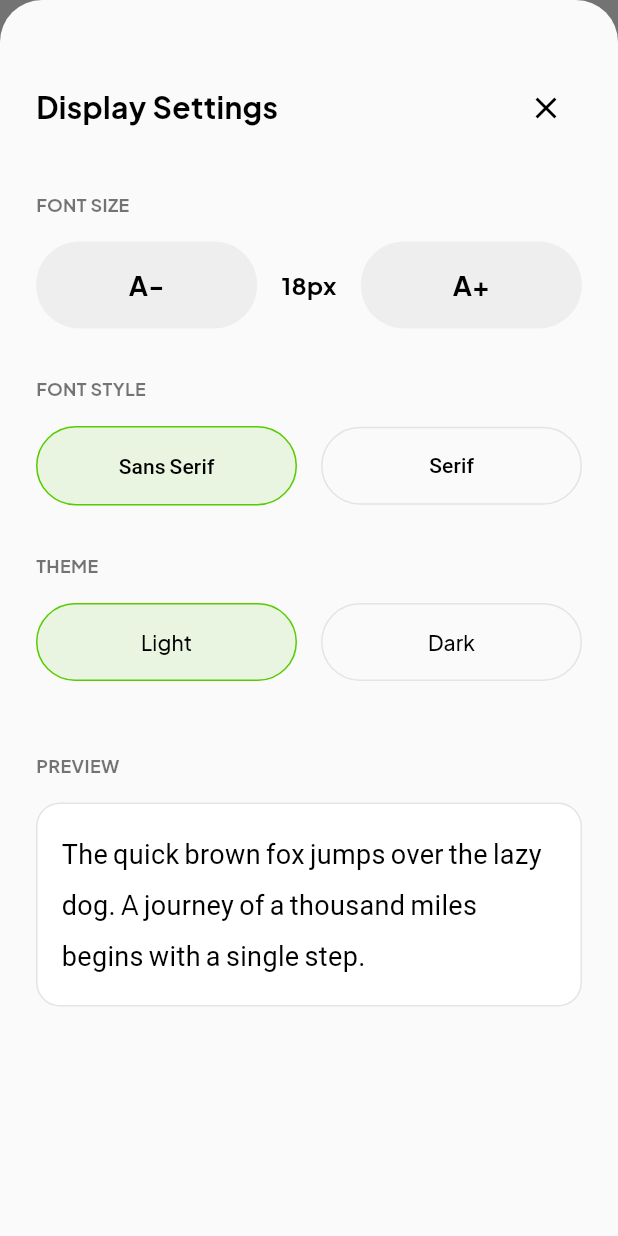
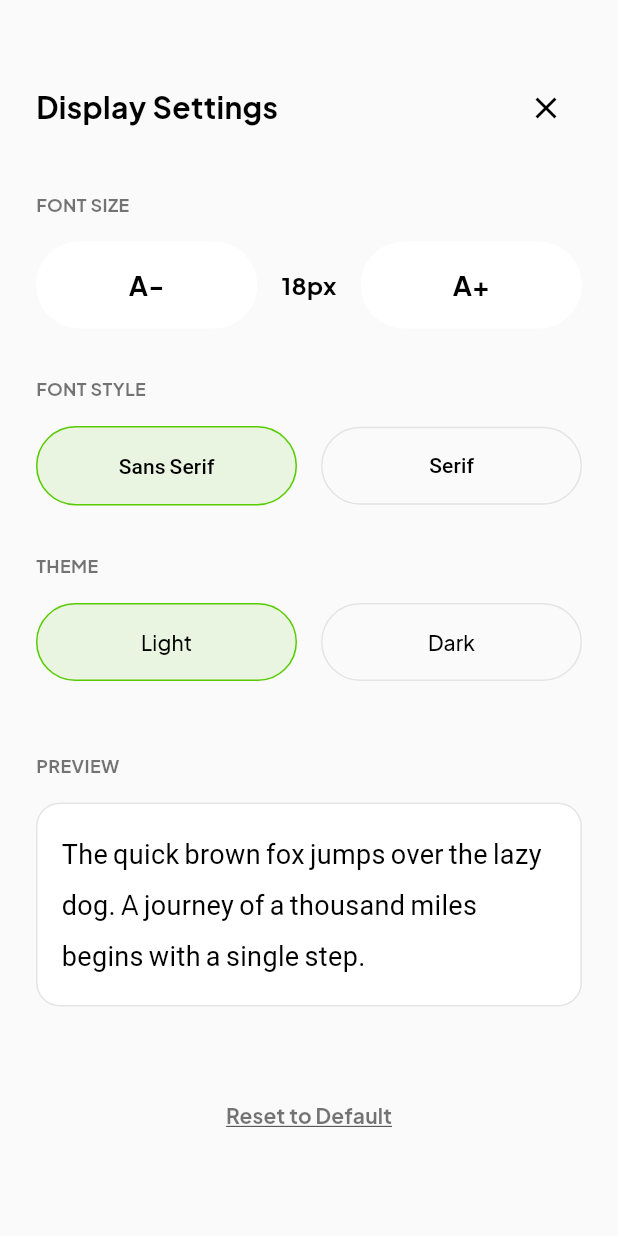
Before and after one commit to Edumynt-Org/edumyntorgapp, a Flutter app: the ReaderScreen screen opened directly with empty values, after a tap on "Aa", on a phone screen of 412 x 824 dp. Run offline on Flutter 3.47's test engine with Material 3 defaults, Android fonts, the phone set to English and light mode, and no system bars; our stand-ins replace go_router, google_fonts, shared_preferences; accounts and stored records are empty; network calls fail.

Commit message:
feat: enhance ReaderScreen UI with theme-aware styling and reset functionality

```diff
--- a/lib/features/reader/presentation/screens/reader_screen.dart
+++ b/lib/features/reader/presentation/screens/reader_screen.dart
@@ -83,11 +83,16 @@ class _ReaderScreenState extends State<ReaderScreen> {
         return StatefulBuilder(
           builder: (context, setModalState) {
             final themeProvider = context.read<ThemeProvider>();
-            final currentIsDark = themeProvider.isDarkMode;
+            final theme = Theme.of(context);
+            final colorScheme = theme.colorScheme;
+            final onSurface = colorScheme.onSurface;
+            final onSurfaceMuted = onSurface.withValues(alpha: 0.54);
+            final borderColor = theme.dividerTheme.color ?? colorScheme.outline;
 
             return Container(
               height: MediaQuery.of(context).size.height, // Full screen
               padding: const EdgeInsets.only(top: 48), // Space for status bar
+              color: theme.scaffoldBackgroundColor,
               child: Column(
                 children: [
                   Padding(
@@ -95,9 +100,9 @@ class _ReaderScreenState extends State<ReaderScreen> {
                     child: Row(
                       mainAxisAlignment: MainAxisAlignment.spaceBetween,
                       children: [
-                        Text('Display Settings', style: TextStyle(fontSize: 20, fontWeight: FontWeight.bold, color: currentIsDark ? Colors.white : Colors.black)),
+                        Text('Display Settings', style: TextStyle(fontSize: 20, fontWeight: FontWeight.bold, color: onSurface)),
                         IconButton(
-                          icon: Icon(Icons.close, color: currentIsDark ? Colors.white : Colors.black),
+                          icon: Icon(Icons.close, color: onSurface),
                           onPressed: () => Navigator.pop(context),
                         ),
                       ],
@@ -112,7 +117,7 @@ class _ReaderScreenState extends State<ReaderScreen> {
                         crossAxisAlignment: CrossAxisAlignment.start,
                         children: [
                           // Font Size
-                          Text('FONT SIZE', style: TextStyle(fontSize: 12, fontWeight: FontWeight.bold, color: currentIsDark ? Colors.white54 : Colors.black54)),
+                          Text('FONT SIZE', style: TextStyle(fontSize: 12, fontWeight: FontWeight.bold, color: onSurfaceMuted)),
                           const SizedBox(height: 16),
                           Row(
                             children: [
@@ -123,8 +128,8 @@ class _ReaderScreenState extends State<ReaderScreen> {
                                     setModalState(() {});
                                   },
                                   style: ElevatedButton.styleFrom(
-                                    backgroundColor: currentIsDark ? AppColors.surfaceDark : Colors.grey.shade200,
-                                    foregroundColor: currentIsDark ? Colors.white : Colors.black,
+                                    backgroundColor: colorScheme.surface,
+                                    foregroundColor: onSurface,
                                     elevation: 0,
                                     padding: const EdgeInsets.symmetric(vertical: 16),
                                   ),
@@ -132,7 +137,7 @@ class _ReaderScreenState extends State<ReaderScreen> {
                                 ),
                               ),
                               const SizedBox(width: 16),
-                              Text('${_fontSize.toInt()}px', style: TextStyle(fontSize: 16, fontWeight: FontWeight.bold, color: currentIsDark ? Colors.white : Colors.black)),
+                              Text('${_fontSize.toInt()}px', style: TextStyle(fontSize: 16, fontWeight: FontWeight.bold, color: onSurface)),
                               const SizedBox(width: 16),
                               Expanded(
                                 child: ElevatedButton(
@@ -141,8 +146,8 @@ class _ReaderScreenState extends State<ReaderScreen> {
                                     setModalState(() {});
                                   },
                                   style: ElevatedButton.styleFrom(
-                                    backgroundColor: currentIsDark ? AppColors.surfaceDark : Colors.grey.shade200,
-                                    foregroundColor: currentIsDark ? Colors.white : Colors.black,
+                                    backgroundColor: colorScheme.surface,
+                                    foregroundColor: onSurface,
                                     elevation: 0,
                                     padding: const EdgeInsets.symmetric(vertical: 16),
                                   ),
@@ -155,7 +160,7 @@ class _ReaderScreenState extends State<ReaderScreen> {
                           const SizedBox(height: 32),
 
                           // Font Family
-                          Text('FONT STYLE', style: TextStyle(fontSize: 12, fontWeight: FontWeight.bold, color: currentIsDark ? Colors.white54 : Colors.black54)),
+                          Text('FONT STYLE', style: TextStyle(fontSize: 12, fontWeight: FontWeight.bold, color: onSurfaceMuted)),
                           const SizedBox(height: 16),
                           Row(
                             children: [
@@ -166,11 +171,11 @@ class _ReaderScreenState extends State<ReaderScreen> {
                                     setModalState(() {});
                                   },
                                   style: OutlinedButton.styleFrom(
-                                    side: BorderSide(color: _fontFamily == 'PlusJakartaSans' ? AppColors.primary : (currentIsDark ? AppColors.borderDark : AppColors.borderLight)),
-                                    backgroundColor: _fontFamily == 'PlusJakartaSans' ? AppColors.primary.withValues(alpha: 0.1) : Colors.transparent,
+                                    side: BorderSide(color: _fontFamily == 'PlusJakartaSans' ? colorScheme.primary : borderColor),
+                                    backgroundColor: _fontFamily == 'PlusJakartaSans' ? colorScheme.primary.withValues(alpha: 0.1) : Colors.transparent,
                                     padding: const EdgeInsets.symmetric(vertical: 16),
                                   ),
-                                  child: Text('Sans Serif', style: TextStyle(fontFamily: 'PlusJakartaSans', color: currentIsDark ? Colors.white : Colors.black)),
+                                  child: Text('Sans Serif', style: TextStyle(fontFamily: 'PlusJakartaSans', color: onSurface)),
                                 ),
                               ),
                               const SizedBox(width: 16),
@@ -181,11 +186,11 @@ class _ReaderScreenState extends State<ReaderScreen> {
                                     setModalState(() {});
                                   },
                                   style: OutlinedButton.styleFrom(
-                                    side: BorderSide(color: _fontFamily == 'Georgia' ? AppColors.primary : (currentIsDark ? AppColors.borderDark : AppColors.borderLight)),
-                                    backgroundColor: _fontFamily == 'Georgia' ? AppColors.primary.withValues(alpha: 0.1) : Colors.transparent,
+                                    side: BorderSide(color: _fontFamily == 'Georgia' ? colorScheme.primary : borderColor),
+                                    backgroundColor: _fontFamily == 'Georgia' ? colorScheme.primary.withValues(alpha: 0.1) : Colors.transparent,
                                     padding: const EdgeInsets.symmetric(vertical: 16),
                                   ),
-                                  child: Text('Serif', style: TextStyle(fontFamily: 'Georgia', color: currentIsDark ? Colors.white : Colors.black)),
+                                  child: Text('Serif', style: TextStyle(fontFamily: 'Georgia', color: onSurface)),
                                 ),
                               ),
                             ],
@@ -194,37 +199,37 @@ class _ReaderScreenState extends State<ReaderScreen> {
                           const SizedBox(height: 32),
 
                           // Theme Toggle
-                          Text('THEME', style: TextStyle(fontSize: 12, fontWeight: FontWeight.bold, color: currentIsDark ? Colors.white54 : Colors.black54)),
+                          Text('THEME', style: TextStyle(fontSize: 12, fontWeight: FontWeight.bold, color: onSurfaceMuted)),
                           const SizedBox(height: 16),
                           Row(
                             children: [
                               Expanded(
                                 child: OutlinedButton(
                                   onPressed: () {
-                                    if (currentIsDark) themeProvider.toggleTheme();
+                                    if (themeProvider.isDarkMode) themeProvider.toggleTheme();
                                     setModalState(() {});
                                   },
                                   style: OutlinedButton.styleFrom(
-                                    side: BorderSide(color: !currentIsDark ? AppColors.primary : AppColors.borderDark),
-                                    backgroundColor: !currentIsDark ? AppColors.primary.withValues(alpha: 0.1) : Colors.transparent,
+                                    side: BorderSide(color: !themeProvider.isDarkMode ? colorScheme.primary : borderColor),
+                                    backgroundColor: !themeProvider.isDarkMode ? colorScheme.primary.withValues(alpha: 0.1) : Colors.transparent,
                                     padding: const EdgeInsets.symmetric(vertical: 16),
                                   ),
-                                  child: Text('Light', style: TextStyle(color: currentIsDark ? Colors.white : Colors.black)),
+                                  child: Text('Light', style: TextStyle(color: onSurface)),
                                 ),
                               ),
                               const SizedBox(width: 16),
                               Expanded(
                                 child: OutlinedButton(
                                   onPressed: () {
-                                    if (!currentIsDark) themeProvider.toggleTheme();
+                                    if (!themeProvider.isDarkMode) themeProvider.toggleTheme();
                                     setModalState(() {});
                                   },
                                   style: OutlinedButton.styleFrom(
-                                    side: BorderSide(color: currentIsDark ? AppColors.primary : AppColors.borderLight),
-                                    backgroundColor: currentIsDark ? AppColors.primary.withValues(alpha: 0.1) : Colors.transparent,
+                                    side: BorderSide(color: themeProvider.isDarkMode ? colorScheme.primary : borderColor),
+                                    backgroundColor: themeProvider.isDarkMode ? colorScheme.primary.withValues(alpha: 0.1) : Colors.transparent,
                                     padding: const EdgeInsets.symmetric(vertical: 16),
                                   ),
-                                  child: Text('Dark', style: TextStyle(color: currentIsDark ? Colors.white : Colors.black)),
+                                  child: Text('Dark', style: TextStyle(color: onSurface)),
                                 ),
                               ),
                             ],
@@ -233,14 +238,14 @@ class _ReaderScreenState extends State<ReaderScreen> {
                           const SizedBox(height: 48),
 
                           // Live Preview at bottom
-                          Text('PREVIEW', style: TextStyle(fontSize: 12, fontWeight: FontWeight.bold, color: currentIsDark ? Colors.white54 : Colors.black54)),
+                          Text('PREVIEW', style: TextStyle(fontSize: 12, fontWeight: FontWeight.bold, color: onSurfaceMuted)),
                           const SizedBox(height: 16),
                           Container(
                             padding: const EdgeInsets.all(16),
                             width: double.infinity,
                             decoration: BoxDecoration(
-                              color: currentIsDark ? AppColors.surfaceDark : Colors.white,
-                              border: Border.all(color: currentIsDark ? AppColors.borderDark : AppColors.borderLight),
+                              color: colorScheme.surface,
+                              border: Border.all(color: borderColor),
                               borderRadius: BorderRadius.circular(16),
                             ),
                             child: Text(
@@ -249,7 +254,29 @@ class _ReaderScreenState extends State<ReaderScreen> {
                                 fontFamily: _fontFamily,
                                 fontSize: _fontSize,
                                 height: 1.8,
-                                color: currentIsDark ? Colors.white : Colors.black,
+                                color: onSurface,
+                              ),
+                            ),
+                          ),
+                          const SizedBox(height: 48),
+
+                          // Reset to Default
+                          Center(
+                            child: TextButton(
+                              onPressed: () {
+                                setState(() {
+                                  _fontSize = 18.0;
+                                  _fontFamily = 'PlusJakartaSans';
+                                });
+                                setModalState(() {});
+                              },
+                              child: Text(
+                                'Reset to Default',
+                                style: TextStyle(
+                                  color: onSurfaceMuted,
+                                  fontWeight: FontWeight.bold,
+                                  decoration: TextDecoration.underline,
+                                ),
                               ),
                             ),
                           ),
```
